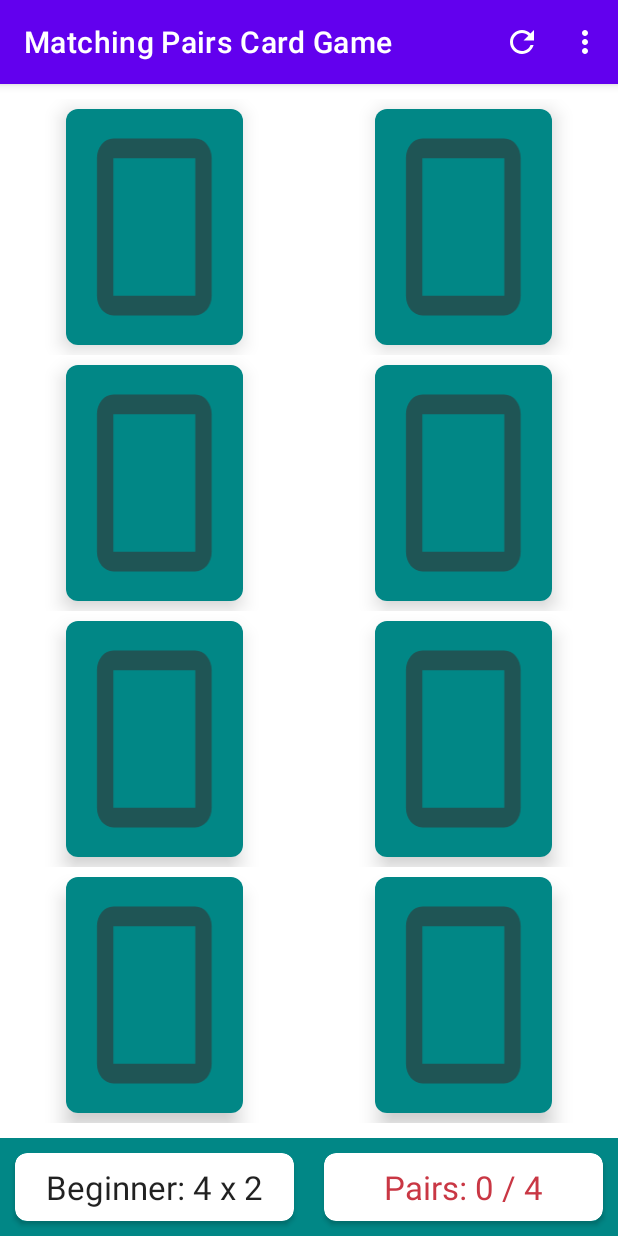
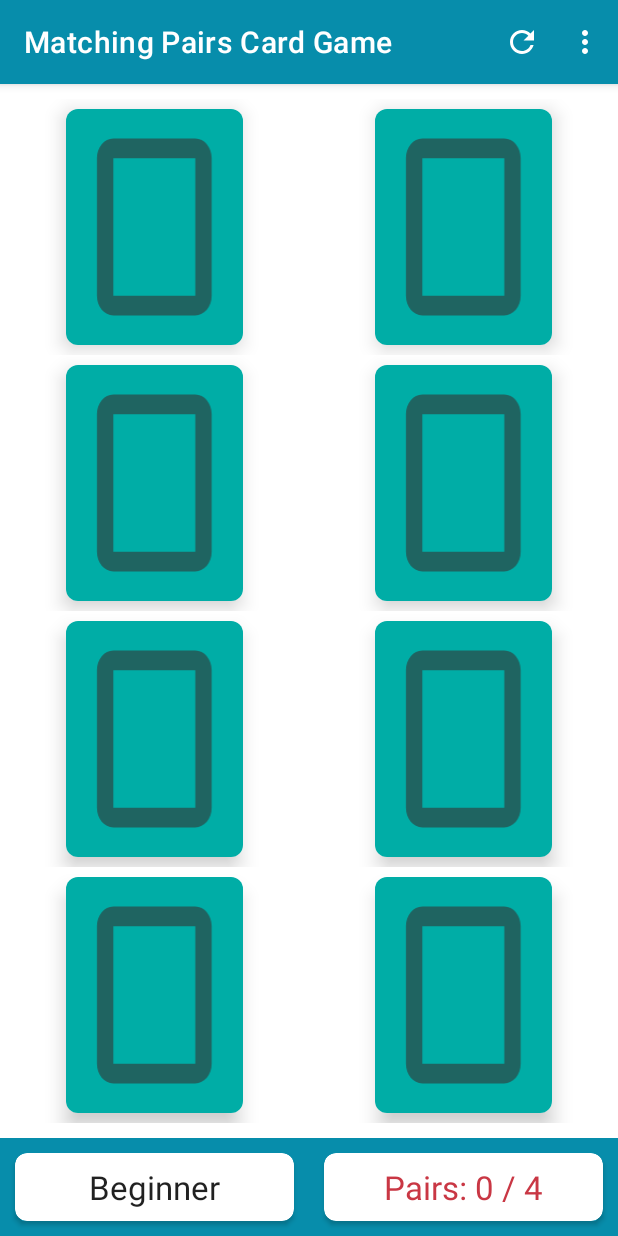
Before and after one commit to jeqiu/pairs-card-game-kotlin, an Android app: the screen it shows after launch (MainActivity), on a phone screen of 412 x 824 dp. Run offline under Robolectric (Android 15) with nearby library versions, the phone set to English and light mode, and no system bars; our stand-ins replace Firebase (no records; nobody signed in at launch, a user with empty details on screens opened directly), Picasso; libraries missing offline, so code that uses them is left out: com.github.jinatonic.confetti.

Commit message:
style updates

```diff
--- a/app/build.gradle
+++ b/app/build.gradle
@@ -33,7 +33,6 @@ android {
 }
 
 dependencies {
-
     implementation 'androidx.core:core-ktx:1.7.0'
     implementation 'androidx.appcompat:appcompat:1.3.0'
     implementation 'com.google.android.material:material:1.4.0'
@@ -45,4 +44,5 @@ dependencies {
     implementation 'com.google.firebase:firebase-firestore-ktx'
     implementation 'com.google.firebase:firebase-storage-ktx'
     implementation 'com.squareup.picasso:picasso:2.8'
+    implementation 'com.github.jinatonic.confetti:confetti:1.1.2'
 }
--- a/app/src/main/java/com/example/pairscardgame/utils/Constants.kt
+++ b/app/src/main/java/com/example/pairscardgame/utils/Constants.kt
@@ -9,7 +9,6 @@ val DEFAULT_IMAGES = listOf(
     R.drawable.cypress_falls_park,
     R.drawable.chinatown_garden,
     R.drawable.buildings,
-    R.drawable.canadaplace_night,
     R.drawable.english_bay,
     R.drawable.expo_line_skytrain,
     R.drawable.gastown,
@@ -18,6 +17,7 @@ val DEFAULT_IMAGES = listOf(
     R.drawable.international_village,
     R.drawable.seabus,
     R.drawable.lions_gate_bridge,
+    R.drawable.lionsgate_morning,
     R.drawable.lynn_canyon,
     R.drawable.science_world,
     R.drawable.skytrain_1_,
@@ -25,4 +25,10 @@ val DEFAULT_IMAGES = listOf(
     R.drawable.steamclock,
     R.drawable.whistler_gondola,
     R.drawable.vancouver_seaview,
-)
+    R.drawable.sunyatsengarden,
+    R.drawable.robson,
+    R.drawable.firework_eng_bay,
+    R.drawable.cherryblossoms,
+    R.drawable.busdt_1_,
+    R.drawable.bc_nanaimoferry
+    )
--- a/app/src/main/res/layout/activity_main.xml
+++ b/app/src/main/res/layout/activity_main.xml
@@ -15,7 +15,7 @@
             android:id="@+id/llCardGame"
             android:layout_width="0dp"
             android:layout_height="wrap_content"
-            android:background="@color/design_default_color_secondary_variant"
+            android:background="@color/theme_color_2"
             android:gravity="center"
             android:orientation="horizontal"
             app:layout_constraintBottom_toBottomOf="parent"
--- a/app/src/main/res/layout/memory_card.xml
+++ b/app/src/main/res/layout/memory_card.xml
@@ -17,7 +17,7 @@
             android:id="@+id/imageButton"
             android:layout_width="match_parent"
             android:layout_height="match_parent"
-            android:background="@color/teal_700"
+            android:background="#00ada6"
             android:scaleType="centerCrop"
             app:srcCompat="@drawable/ic_card" />
     </androidx.cardview.widget.CardView>
--- a/app/src/main/res/values/colors.xml
+++ b/app/src/main/res/values/colors.xml
@@ -9,5 +9,12 @@
     <color name="white">#FFFFFFFF</color>
     <color name="color_gray">#E0E0E0</color>
     <color name="color_progress_none">#C93744</color>
-    <color name="color_progress_full">#228C22</color>
+    <color name="color_progress_full">#35BA0d</color>
+
+    <color name="theme_color_1">#023844</color>
+    <color name="theme_color_2">#078dab</color>
+    <color name="theme_color_3">#057188</color>
+<!--    <color name="theme_color_1">#023844</color>-->
+<!--    <color name="theme_color_2">#078dab</color>-->
+<!--    <color name="theme_color_3">#057188</color>-->
 </resources>
--- a/app/src/main/res/values/themes.xml
+++ b/app/src/main/res/values/themes.xml
@@ -2,12 +2,12 @@
     <!-- Base application theme. -->
     <style name="Theme.PairsCardGame" parent="Theme.MaterialComponents.DayNight.DarkActionBar">
         <!-- Primary brand color. -->
-        <item name="colorPrimary">@color/purple_500</item>
-        <item name="colorPrimaryVariant">@color/purple_700</item>
+        <item name="colorPrimary">@color/theme_color_2</item>
+        <item name="colorPrimaryVariant">@color/theme_color_1</item>
         <item name="colorOnPrimary">@color/white</item>
         <!-- Secondary brand color. -->
-        <item name="colorSecondary">@color/teal_200</item>
-        <item name="colorSecondaryVariant">@color/teal_700</item>
+        <item name="colorSecondary">@color/theme_color_3</item>
+        <item name="colorSecondaryVariant">@color/theme_color_3</item>
         <item name="colorOnSecondary">@color/black</item>
         <!-- Status bar color. -->
         <item name="android:statusBarColor" tools:targetApi="l">?attr/colorPrimaryVariant</item>
```
Also changed, not shown: app/src/main/AndroidManifest.xml (+5 -2 lines), app/src/main/java/com/example/pairscardgame/MainActivity.kt (+9 -4 lines), app/src/main/res/drawable-mdpi/bc_nanaimoferry.jpg (added), app/src/main/res/drawable-mdpi/busdt_1_.jpg (added), app/src/main/res/drawable-mdpi/canadaplace_night.jpg (deleted), app/src/main/res/drawable-mdpi/cherryblossoms.jpg (added), app/src/main/res/drawable-mdpi/firework_eng_bay.jpg (added), app/src/main/res/drawable-mdpi/lionsgate_morning.jpg (added), app/src/main/res/drawable-mdpi/robson.jpg (added), app/src/main/res/drawable-mdpi/sunyatsengarden.jpg (added).
